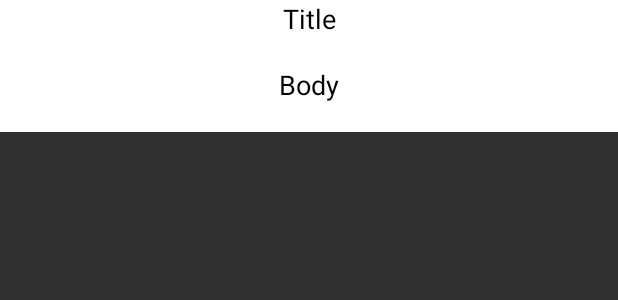
After one commit to WendyYanto/BNCC-Android-Training, an Android app: the layout post_item.xml on its own in the app's theme, with its tools: preview values and no code run, on a phone screen of 412 x 824 dp. The commit adds this screen. Shown: the top 300 px of the screen. Run offline under Robolectric (Android 15) with nearby library versions, the phone set to English and light mode, and no system bars.

Commit message:
Change API Action On Get One Post Call To All Posts

```diff
--- a/app/build.gradle
+++ b/app/build.gradle
@@ -30,8 +30,12 @@ dependencies {
     testImplementation 'junit:junit:4.12'
     androidTestImplementation 'com.android.support.test:runner:1.0.2'
     androidTestImplementation 'com.android.support.test.espresso:espresso-core:3.0.2'
+    //Glide
     implementation 'com.github.bumptech.glide:glide:4.9.0'
     annotationProcessor 'com.github.bumptech.glide:compiler:4.9.0'
+    // Retrofit
     implementation 'com.squareup.retrofit2:retrofit:2.6.1'
     implementation 'com.squareup.retrofit2:converter-gson:2.5.0'
+    // Recycle View
+    implementation 'com.android.support:recyclerview-v7:28.0.0'
 }
--- a/app/src/main/AndroidManifest.xml
+++ b/app/src/main/AndroidManifest.xml
@@ -1,7 +1,6 @@
 <?xml version="1.0" encoding="utf-8"?>
 <manifest xmlns:android="http://schemas.android.com/apk/res/android"
           package="com.wendy.bnccandroidtrainingkotlin">
-
     <uses-permission android:name="android.permission.INTERNET" />
     <application
             android:allowBackup="true"
--- a/app/src/main/java/com/wendy/bnccandroidtrainingkotlin/core/service/PostService.kt
+++ b/app/src/main/java/com/wendy/bnccandroidtrainingkotlin/core/service/PostService.kt
@@ -8,6 +8,8 @@ import retrofit2.http.Path
 interface PostService {
 
     @GET("/posts/{id}")
-    fun getPosts(@Path("id") id: Int): Call<PostResponse>
+    fun getPostById(@Path("id") id: Int): Call<PostResponse>
 
+    @GET("/posts")
+    fun getPosts(): Call<List<PostResponse>>
 }
--- /dev/null
+++ b/app/src/main/java/com/wendy/bnccandroidtrainingkotlin/main/model/PostUiModel.kt
@@ -0,0 +1,3 @@
+package com.wendy.bnccandroidtrainingkotlin.main.model
+
+data class PostUiModel(var title: String = "", var body: String = "")
--- a/app/src/main/java/com/wendy/bnccandroidtrainingkotlin/main/presenter/MainPresenter.kt
+++ b/app/src/main/java/com/wendy/bnccandroidtrainingkotlin/main/presenter/MainPresenter.kt
@@ -4,5 +4,6 @@ interface MainPresenter {
     fun buttonOnClick()
     fun resetCounter()
     fun detach()
-    fun getPost(id: Int)
+    fun getPostById(id: Int)
+    fun getPosts()
 }
--- a/app/src/main/java/com/wendy/bnccandroidtrainingkotlin/result/OtherActivity.kt
+++ b/app/src/main/java/com/wendy/bnccandroidtrainingkotlin/result/OtherActivity.kt
@@ -4,7 +4,6 @@ import android.support.v7.app.AppCompatActivity
 import android.os.Bundle
 import android.widget.ImageView
 import android.widget.Toast
-import com.bumptech.glide.Glide
 import com.wendy.bnccandroidtrainingkotlin.R
 
 class OtherActivity : AppCompatActivity() {
@@ -28,6 +27,7 @@ class OtherActivity : AppCompatActivity() {
         }
 
         imageView = findViewById(R.id.iv_image)
-        Glide.with(this).load("https://bncc.net/assets/img/events/Alvion%202012.png").into(imageView)
+        imageView.setImageResource(R.drawable.bncc)
+        // Glide.with(this).load("https://bncc.net/assets/img/events/Alvion%202012.png").into(imageView)
     }
 }
--- /dev/null
+++ b/app/src/main/res/layout/post_item.xml
@@ -0,0 +1,38 @@
+<?xml version="1.0" encoding="utf-8"?>
+<LinearLayout xmlns:android="http://schemas.android.com/apk/res/android"
+              android:orientation="vertical"
+              android:layout_width="match_parent"
+              android:layout_height="wrap_content"
+              android:background="@color/white">
+
+    <TextView
+            android:textColor="@color/black"
+            android:layout_width="match_parent"
+            android:layout_height="wrap_content"
+            android:textSize="18sp"
+            android:textAlignment="center"
+            android:text="Title"/>
+
+    <TextView
+            android:textColor="@color/black"
+            android:id="@+id/tv_title"
+            android:layout_width="match_parent"
+            android:layout_height="wrap_content"
+    />
+
+    <TextView
+            android:textColor="@color/black"
+            android:layout_width="match_parent"
+            android:layout_height="wrap_content"
+            android:textAlignment="center"
+            android:textSize="18sp"
+            android:text="Body"/>
+
+    <TextView
+            android:textColor="@color/black"
+            android:id="@+id/tv_body"
+            android:layout_width="match_parent"
+            android:layout_height="wrap_content"
+    />
+
+</LinearLayout>
```
Also changed, not shown: app/src/main/java/com/wendy/bnccandroidtrainingkotlin/core/AppController.kt (+5 -2 lines), app/src/main/java/com/wendy/bnccandroidtrainingkotlin/main/model/PostResponse.kt (+8 -1 lines), app/src/main/java/com/wendy/bnccandroidtrainingkotlin/main/presenter/MainPresenterImpl.kt (+39 -7 lines), app/src/main/java/com/wendy/bnccandroidtrainingkotlin/main/view/MainActivity.kt (+21 -13 lines), app/src/main/java/com/wendy/bnccandroidtrainingkotlin/main/view/MainView.kt (+7 -5 lines), app/src/main/java/com/wendy/bnccandroidtrainingkotlin/main/view/adapter/RecycleViewPostAdapter.kt (added, +48 -0 lines), app/src/main/res/layout/activity_main.xml (+4 -28 lines), gradle.properties (line endings or trailing spaces).
